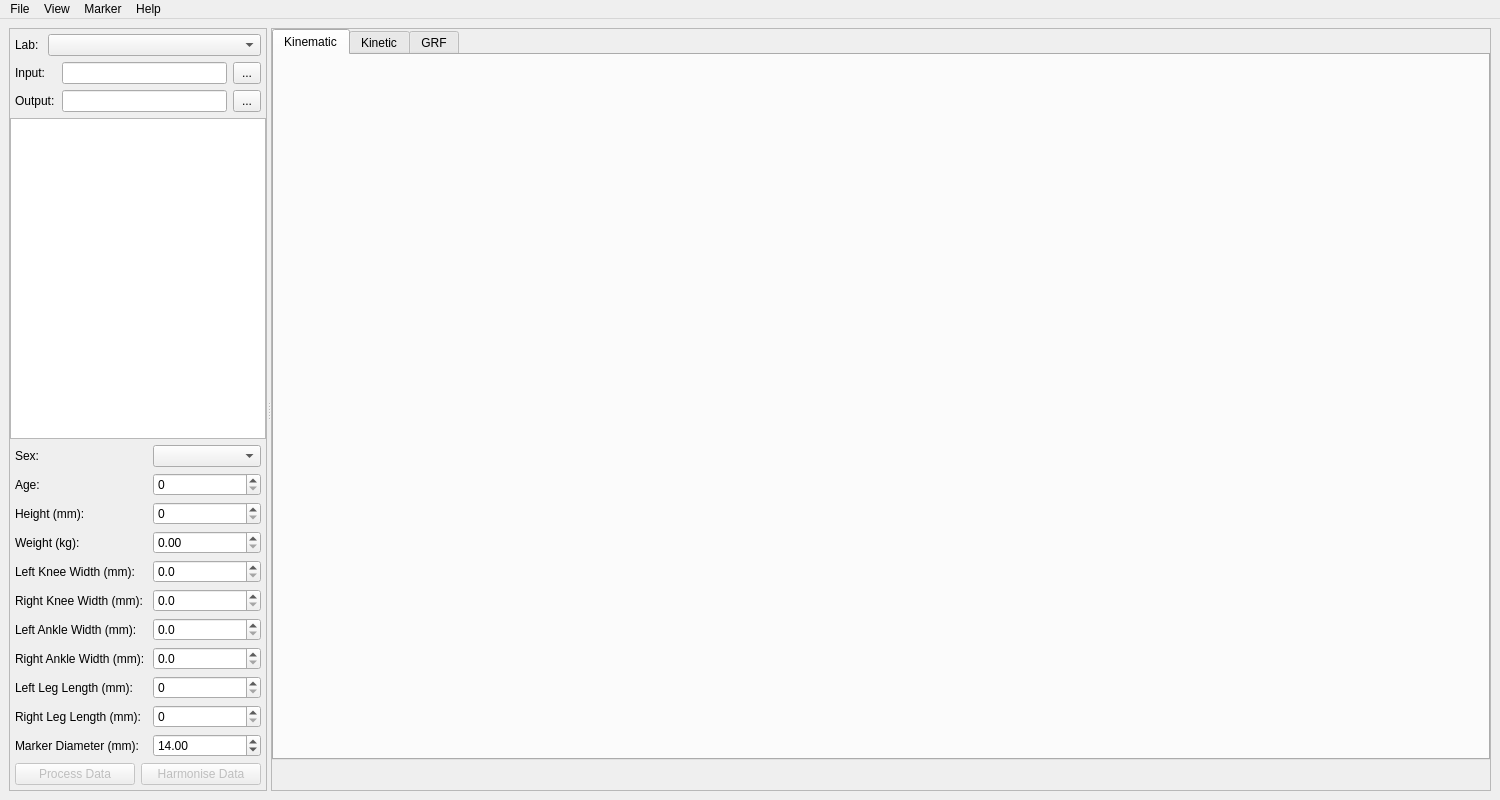
First picture: the form in src/c3d_parser/view/qt/main_window.ui, repository tsalemink/C3D-parser, before the edit.
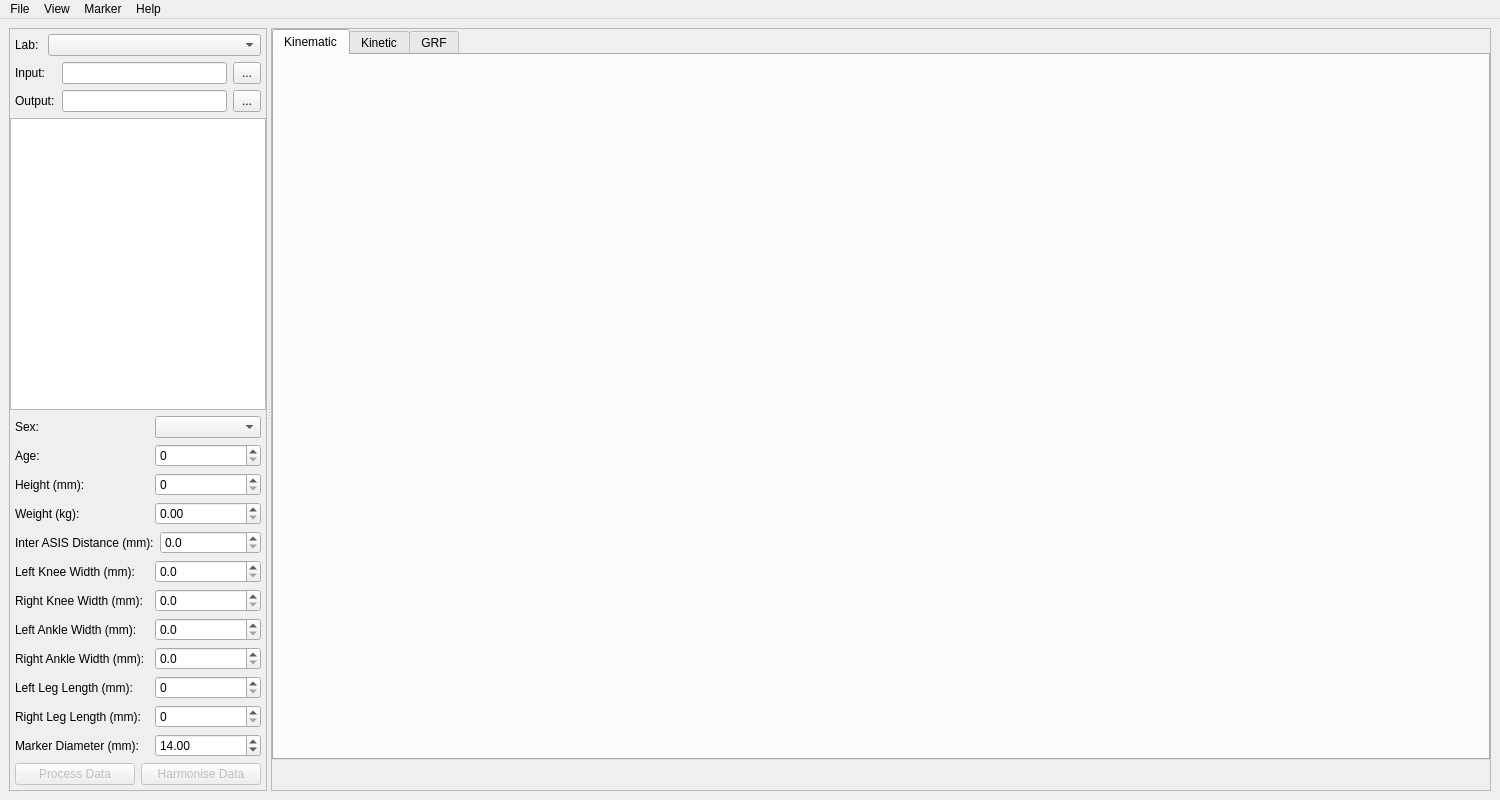
Second picture: the form after the edit. Custom widgets are drawn as their Qt base class.

Commit message: Extract inter-ASIS distance from static trial

```diff
--- a/src/c3d_parser/view/qt/main_window.ui
+++ b/src/c3d_parser/view/qt/main_window.ui
@@ -204,7 +204,7 @@
            <widget class="QLabel" name="label_12">
             <property name="minimumSize">
              <size>
-              <width>132</width>
+              <width>134</width>
               <height>0</height>
              </size>
             </property>
@@ -247,7 +247,7 @@
            <widget class="QLabel" name="label_11">
             <property name="minimumSize">
              <size>
-              <width>132</width>
+              <width>134</width>
               <height>0</height>
              </size>
             </property>
@@ -273,7 +273,7 @@
            <widget class="QLabel" name="label_4">
             <property name="minimumSize">
              <size>
-              <width>132</width>
+              <width>134</width>
               <height>0</height>
              </size>
             </property>
@@ -315,7 +315,7 @@
            <widget class="QLabel" name="label_6">
             <property name="minimumSize">
              <size>
-              <width>132</width>
+              <width>134</width>
               <height>0</height>
              </size>
             </property>
@@ -345,6 +345,39 @@
           </item>
          </layout>
         </item>
+        <item>
+         <layout class="QHBoxLayout" name="horizontalLayout_17">
+          <property name="leftMargin">
+           <number>5</number>
+          </property>
+          <property name="rightMargin">
+           <number>5</number>
+          </property>
+          <item>
+           <widget class="QLabel" name="label_15">
+            <property name="minimumSize">
+             <size>
+              <width>134</width>
+              <height>0</height>
+             </size>
+            </property>
+            <property name="text">
+             <string>Inter ASIS Distance (mm):</string>
+            </property>
+           </widget>
+          </item>
+          <item>
+           <widget class="QDoubleSpinBox" name="doubleSpinBoxASISWidth">
+            <property name="decimals">
+             <number>1</number>
+            </property>
+            <property name="maximum">
+             <double>999.000000000000000</double>
+            </property>
+           </widget>
+          </item>
+         </layout>
+        </item>
         <item>
          <layout class="QHBoxLayout" name="horizontalLayout_9">
           <property name="leftMargin">
@@ -357,7 +390,7 @@
            <widget class="QLabel" name="label_7">
             <property name="minimumSize">
              <size>
-              <width>132</width>
+              <width>134</width>
               <height>0</height>
              </size>
             </property>
@@ -399,7 +432,7 @@
            <widget class="QLabel" name="label_8">
             <property name="minimumSize">
              <size>
-              <width>132</width>
+              <width>134</width>
               <height>0</height>
              </size>
             </property>
@@ -441,7 +474,7 @@
            <widget class="QLabel" name="label_13">
             <property name="minimumSize">
              <size>
-              <width>132</width>
+              <width>134</width>
               <height>0</height>
              </size>
             </property>
@@ -474,7 +507,7 @@
            <widget class="QLabel" name="label_14">
             <property name="minimumSize">
              <size>
-              <width>132</width>
+              <width>134</width>
               <height>0</height>
              </size>
             </property>
@@ -507,7 +540,7 @@
            <widget class="QLabel" name="label_9">
             <property name="minimumSize">
              <size>
-              <width>132</width>
+              <width>134</width>
               <height>0</height>
              </size>
             </property>
@@ -549,7 +582,7 @@
            <widget class="QLabel" name="label_10">
             <property name="minimumSize">
              <size>
-              <width>132</width>
+              <width>134</width>
               <height>0</height>
              </size>
             </property>
@@ -597,7 +630,7 @@
             </property>
             <property name="minimumSize">
              <size>
-              <width>132</width>
+              <width>134</width>
               <height>0</height>
              </size>
             </property>
```
The commit also changes 3 other files.
